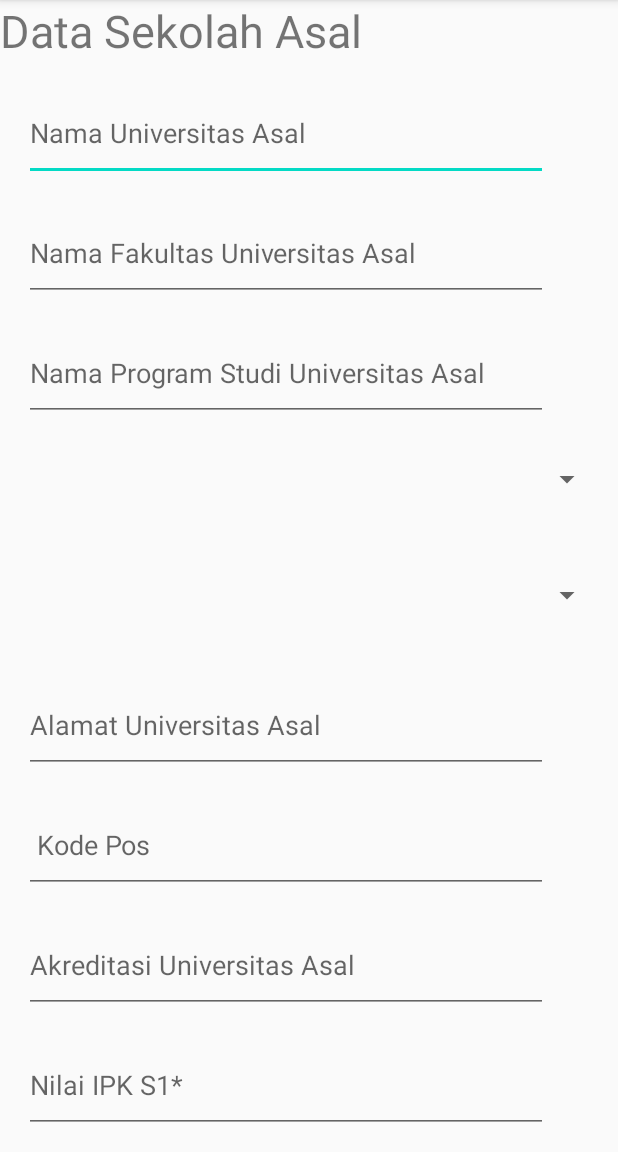
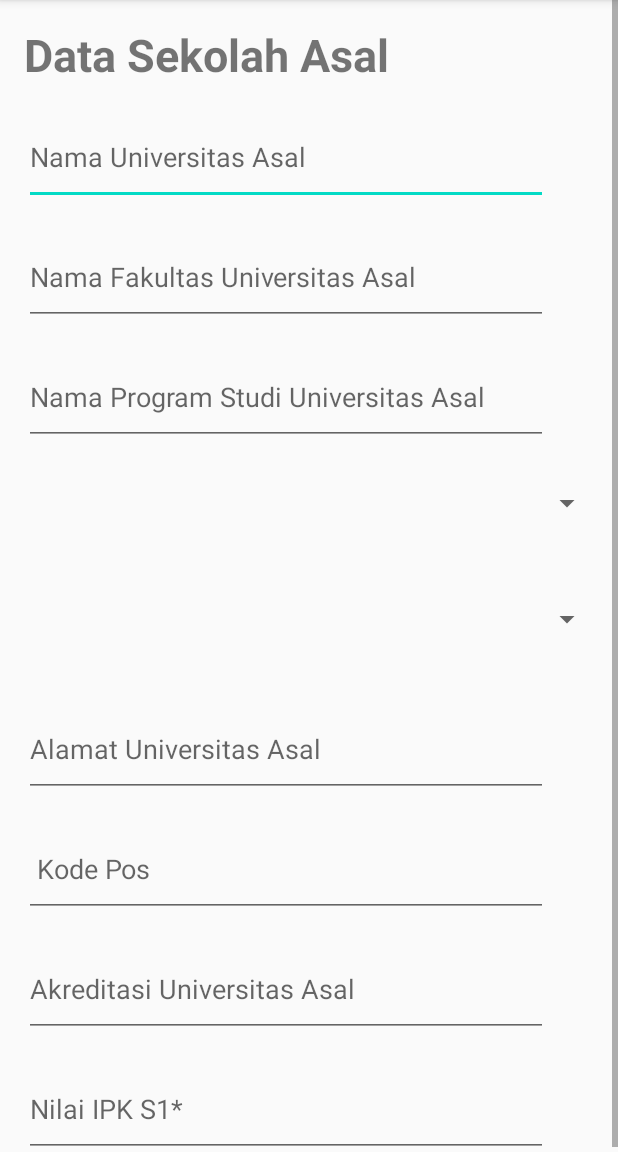
Before and after one commit to polinema-mobile/07-android-ui-halo-brackout-8, an Android app: the SchoolDataActivity screen opened directly, with no data from a screen before it, on a phone screen of 412 x 824 dp, the part 84-1236 px from its top. Run offline under Robolectric (Android 15) with nearby library versions, the phone set to English and light mode, and no system bars.

Commit message:
Update judul

```diff
--- a/app/src/main/res/layout/activity_school_data.xml
+++ b/app/src/main/res/layout/activity_school_data.xml
@@ -19,8 +19,13 @@
                 android:id="@+id/textView2"
                 android:layout_width="wrap_content"
                 android:layout_height="wrap_content"
-                android:text="Data Sekolah Asal"
-                android:textSize="30sp" />
+                android:layout_marginStart="16dp"
+                android:layout_marginTop="16dp"
+                android:textStyle="bold"
+                android:textSize="30sp"
+                app:layout_constraintTop_toTopOf="parent"
+                app:layout_constraintLeft_toLeftOf="parent"
+                android:text="Data Sekolah Asal"/>
 
             <EditText
                 android:id="@+id/editTextTextPersonName11"
```
